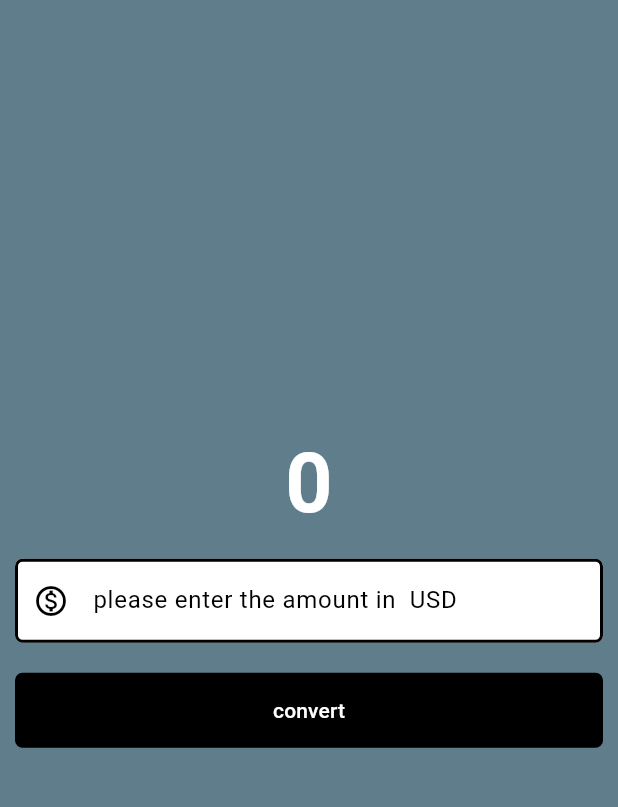
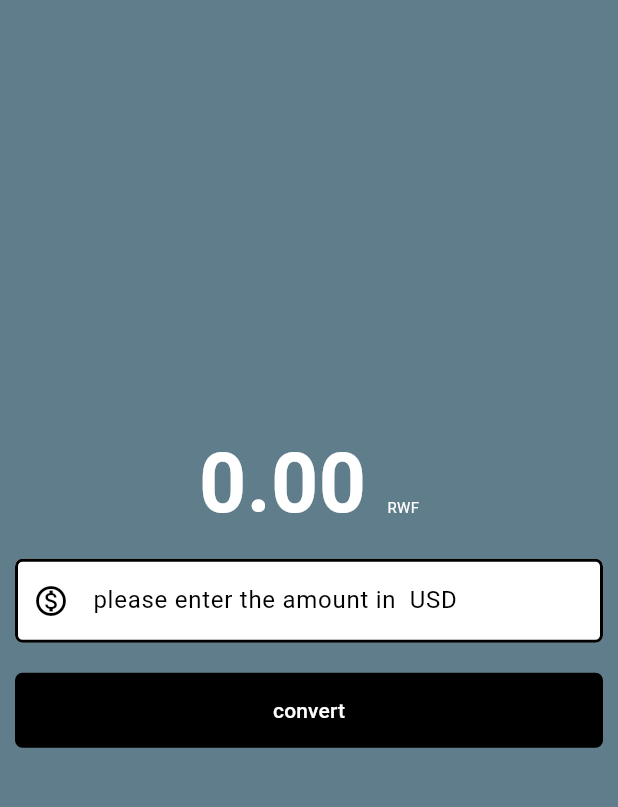
Before and after one commit to jodosjodos/currency_converter, a Flutter app: the screen it shows after launch, after a tap on "convert", on a phone screen of 412 x 824 dp, the part 66-873 px from its top. Run offline on Flutter 3.47's test engine with Material 3 defaults, Android fonts, the phone set to English and light mode, and no system bars.

Commit message:
[add] done  with currency convert and update ui

```diff
--- a/lib/currency_converter_material_page.dart
+++ b/lib/currency_converter_material_page.dart
@@ -3,8 +3,25 @@ import 'package:flutter/material.dart';
 import 'package:flutter/rendering.dart';
 import 'package:flutter/widgets.dart';
 
-class CurrencyConverterMaterialPage extends StatelessWidget {
+class CurrencyConverterMaterialPage extends StatefulWidget {
   const CurrencyConverterMaterialPage({super.key});
+
+  @override
+  State<CurrencyConverterMaterialPage> createState() =>
+      _CurrencyConverterMaterialPageState();
+}
+
+class _CurrencyConverterMaterialPageState
+    extends State<CurrencyConverterMaterialPage> {
+  TextEditingController txControl = TextEditingController();
+  double convertedRwf = 0;
+  handleConverter() {
+    double amount = double.tryParse(txControl.text) ?? 0;
+    double rate = 1288.55;
+    setState(() {
+      convertedRwf = amount * rate;
+    });
+  }
 
   @override
   // BuildContext let your widget be know is available
@@ -34,16 +51,31 @@ class CurrencyConverterMaterialPage extends StatelessWidget {
         child: Column(
           mainAxisAlignment: MainAxisAlignment.center,
           children: [
-            const Text(
-              "0",
-              style: TextStyle(
-                  fontSize: 55,
-                  fontWeight: FontWeight.bold,
-                  color: Color.fromARGB(255, 255, 255, 255)),
+            Row(
+              mainAxisAlignment: MainAxisAlignment.center,
+              crossAxisAlignment: CrossAxisAlignment.baseline,
+              textBaseline: TextBaseline.alphabetic,
+              children: [
+                Text(
+                  "${convertedRwf.toStringAsFixed(2)} ",
+                  style: const TextStyle(
+                      fontSize: 55,
+                      fontWeight: FontWeight.bold,
+                      color: Color.fromARGB(255, 255, 255, 255)),
+                ),
+                const Text(
+                  "RWF",
+                  style: TextStyle(
+                    fontSize: 10,
+                    color: Colors.white,
+                  ),
+                )
+              ],
             ),
             Padding(
               padding: const EdgeInsets.all(10),
               child: TextField(
+                controller: txControl,
                 style: const TextStyle(
                   color: Colors.black,
                 ),
@@ -70,11 +102,7 @@ class CurrencyConverterMaterialPage extends StatelessWidget {
             Padding(
               padding: const EdgeInsets.all(10),
               child: TextButton(
-                onPressed: () {
-                  if (kDebugMode) {
-                    print("button cocked");
-                  }
-                },
+                onPressed: handleConverter,
                 style: TextButton.styleFrom(
                   backgroundColor: Colors.black,
                   foregroundColor: Colors.white,
```
